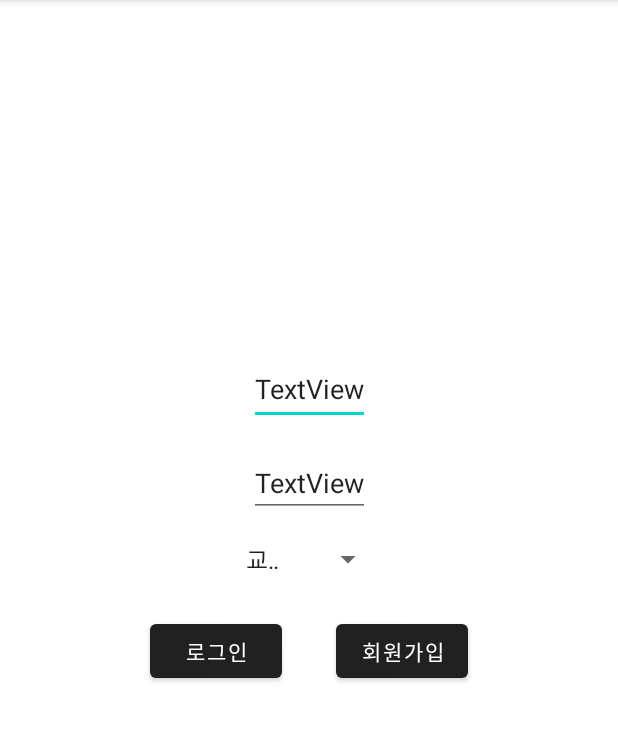
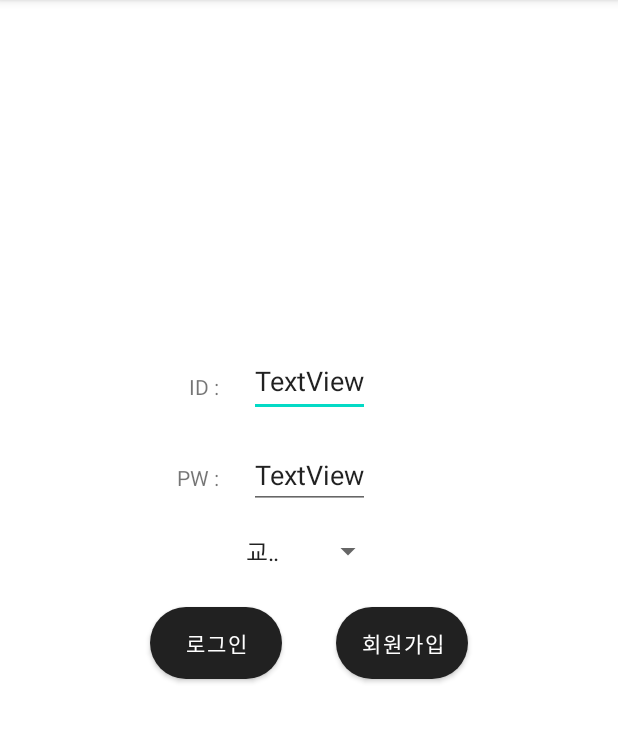
Before and after one commit to ochyeon/swuniMAP, an Android app: the screen it shows after launch (LoginActivity), on a phone screen of 412 x 824 dp, the part 84-826 px from its top. Run offline under Robolectric (Android 15) with nearby library versions, the phone set to English and light mode, and no system bars.

Commit message:
Login&SignUp 기본 틀 구현

```diff
--- /dev/null
+++ b/app/src/main/res/drawable/round_button.xml
@@ -0,0 +1,5 @@
+<?xml version="1.0" encoding="utf-8"?>
+<shape xmlns:android="http://schemas.android.com/apk/res/android">
+    <solid android:color="#CCCCCC" />
+    <corners android:radius="50dp" />
+</shape>
--- a/app/src/main/res/layout/activity_login.xml
+++ b/app/src/main/res/layout/activity_login.xml
@@ -9,11 +9,9 @@
         android:id="@+id/idEditText"
         android:layout_width="wrap_content"
         android:layout_height="wrap_content"
-        android:layout_marginTop="231dp"
-        android:layout_marginBottom="481dp"
+        android:layout_marginTop="230dp"
         android:hint="학번 입력"
         android:text="TextView"
-        app:layout_constraintBottom_toBottomOf="parent"
         app:layout_constraintEnd_toEndOf="parent"
         app:layout_constraintStart_toStartOf="parent"
         app:layout_constraintTop_toTopOf="parent" />
@@ -44,6 +42,7 @@
         android:layout_height="wrap_content"
         android:layout_marginStart="100dp"
         android:layout_marginTop="25dp"
+        android:background="@drawable/round_button"
         android:text="로그인"
         app:layout_constraintStart_toStartOf="parent"
         app:layout_constraintTop_toBottomOf="@+id/collegeSpinner" />
@@ -54,7 +53,28 @@
         android:layout_height="wrap_content"
         android:layout_marginTop="25dp"
         android:layout_marginEnd="100dp"
+        android:background="@drawable/round_button"
         android:text="회원가입"
         app:layout_constraintEnd_toEndOf="parent"
         app:layout_constraintTop_toBottomOf="@+id/collegeSpinner" />
+
+    <TextView
+        android:id="@+id/ID"
+        android:layout_width="wrap_content"
+        android:layout_height="wrap_content"
+        android:layout_marginTop="248dp"
+        android:layout_marginEnd="20dp"
+        android:text="ID :"
+        app:layout_constraintEnd_toStartOf="@+id/idEditText"
+        app:layout_constraintTop_toTopOf="parent" />
+
+    <TextView
+        android:id="@+id/PW"
+        android:layout_width="wrap_content"
+        android:layout_height="wrap_content"
+        android:layout_marginTop="41dp"
+        android:layout_marginEnd="20dp"
+        android:text="PW :"
+        app:layout_constraintEnd_toStartOf="@id/pwEditText"
+        app:layout_constraintTop_toBottomOf="@+id/ID" />
 </androidx.constraintlayout.widget.ConstraintLayout>
```
